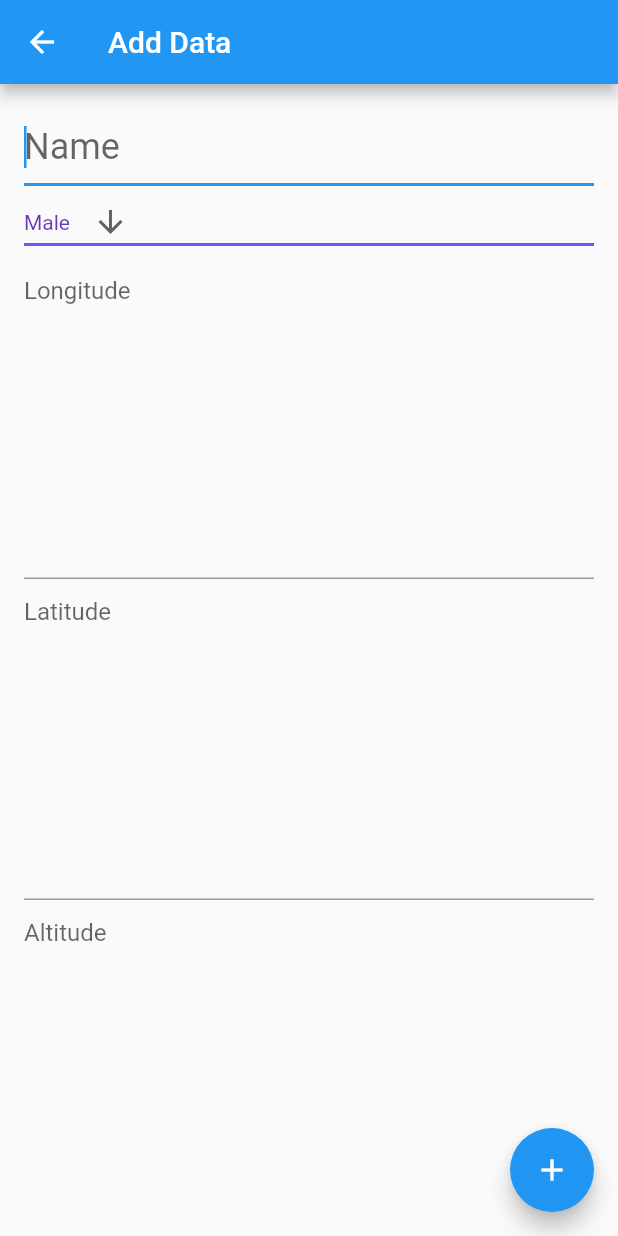
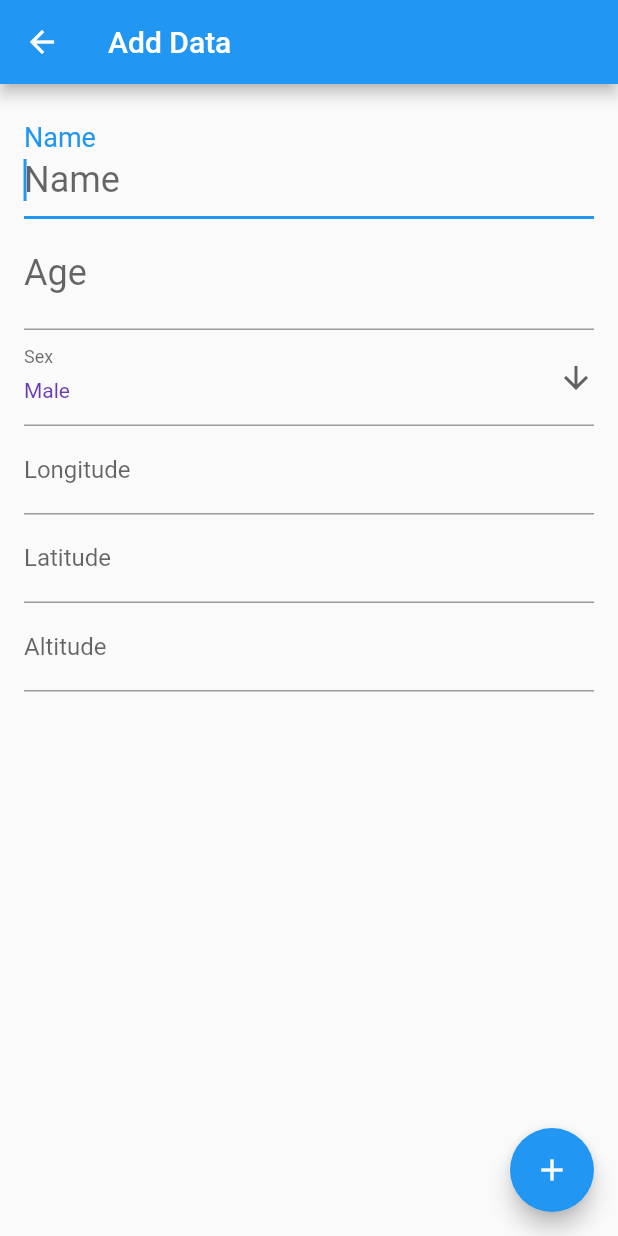
Before and after one commit to maelfosso/fr2i-tracer, a Flutter app: the AddEditDataScreen screen opened by its route, on a phone screen of 412 x 824 dp. Run offline on Flutter 3.47's test engine with Material 2 defaults, Android fonts, the phone set to English and light mode, and no system bars; our stand-ins replace bloc, equatable, flutter_bloc, get_it, sembast.

Commit message:
upload some ui and add_edit form

```diff
--- a/lib/blocs/upload_data/upload_data_bloc.dart
+++ b/lib/blocs/upload_data/upload_data_bloc.dart
@@ -68,7 +68,7 @@ class UploadDataBloc extends Bloc<UploadDataEvent, UploadDataState> {
 
   Future<DataEntity> postData(Data data) async {
     final http.Response response = await http.post(
-      'http://192.168.8.100:3000/api/data',
+      'http://192.168.8.100:4000/api/data',
       headers: <String, String> {
         'Content-Type': 'application/json; charset=UTF-8'
       },
--- a/lib/screens/add_edit_data_screen.dart
+++ b/lib/screens/add_edit_data_screen.dart
@@ -1,5 +1,6 @@
 import 'package:flutter/foundation.dart';
 import 'package:flutter/material.dart';
+import 'package:flutter/services.dart';
 import 'package:flutter_bloc/flutter_bloc.dart';
 import 'package:tracer/blocs/data/data_bloc.dart';
 import 'package:tracer/blocs/data/data_event.dart';
@@ -66,6 +67,7 @@ class _AddEditDataScreenState extends State<AddEditDataScreen> {
                 style: textTheme.headline5,
                 decoration: InputDecoration(
                   hintText: "Name",
+                  labelText: "Name"
                 ),
                 validator: (val) {
                   return val.trim().isEmpty
@@ -74,21 +76,41 @@ class _AddEditDataScreenState extends State<AddEditDataScreen> {
                 },
                 onSaved: (value) => _name = value,
               ),
-              DropdownButton<String>(
+              TextFormField(
+                initialValue: isEditing ? widget.data.age : '',
+                key: ArchSampleKeys.nameField,
+                autofocus: !isEditing,
+                style: textTheme.headline5,
+                keyboardType: TextInputType.number,
+                inputFormatters: <TextInputFormatter>[
+                  WhitelistingTextInputFormatter.digitsOnly,
+                ],
+                decoration: InputDecoration(
+                  hintText: "Age",
+                  labelText: "Age"
+                ),
+                validator: (val) {
+                  return val.trim().isEmpty
+                      ? "Age is empty"
+                      : null;
+                },
+                onSaved: (value) => _age = int.parse(value)
+              ),
+              DropdownButtonFormField<String>(
                 value: "Male",
                 icon: Icon(Icons.arrow_downward),
                 iconSize: 24,
                 elevation: 16,
                 style: TextStyle(color: Colors.deepPurple),
-                underline: Container(
-                  height: 2,
-                  color: Colors.deepPurpleAccent,
-                ),
                 onChanged: (String newValue) {
                   setState(() {
                     _sex = newValue;
                   });
                 },
+                decoration: InputDecoration(
+                  hintText: "Sex",
+                  labelText: "Sex"
+                ),
                 items: <String>['Male', 'Female']
                     .map<DropdownMenuItem<String>>((String value) {
                   return DropdownMenuItem<String>(
@@ -100,30 +122,33 @@ class _AddEditDataScreenState extends State<AddEditDataScreen> {
               TextFormField(
                 initialValue: isEditing ? widget.data.longitude : '',
                 key: ArchSampleKeys.longituteField,
-                maxLines: 10,
                 style: textTheme.subtitle1,
+                keyboardType: TextInputType.numberWithOptions(decimal: true),
                 decoration: InputDecoration(
                   hintText: "Longitude",
+                  labelText: "Longitude"
                 ),
                 onSaved: (value) => _longitude = value,
               ),
               TextFormField(
                 initialValue: isEditing ? widget.data.latitude : '',
                 key: ArchSampleKeys.latitudeField,
-                maxLines: 10,
                 style: textTheme.subtitle1,
+                keyboardType: TextInputType.numberWithOptions(decimal: true),
                 decoration: InputDecoration(
                   hintText: "Latitude",
+                  labelText: "Latitude"
                 ),
                 onSaved: (value) => _latitude = value,
               ),
               TextFormField(
                 initialValue: isEditing ? widget.data.altitude : '',
                 key: ArchSampleKeys.altitudeField,
-                maxLines: 10,
                 style: textTheme.subtitle1,
+                keyboardType: TextInputType.numberWithOptions(decimal: true),
                 decoration: InputDecoration(
                   hintText: "Altitude",
+                  labelText: "Altitude"
                 ),
                 onSaved: (value) => _altitude = value,
               )
--- a/lib/widgets/upload_data_dialog.dart
+++ b/lib/widgets/upload_data_dialog.dart
@@ -22,8 +22,6 @@ class _UploadDataStateDialog extends State<UploadDataDialog> {
   @override
   Widget build(BuildContext context) {
 
-    // return BlocBuilder<UploadDataBloc, UploadDataState>(
-    //   builder: (context, state) {
     return Dialog(
       child: Container(
         height: 150,
@@ -78,15 +76,9 @@ class _UploadDataStateDialog extends State<UploadDataDialog> {
                     mainAxisAlignment: MainAxisAlignment.end,
                     children: [
                       FlatButton(
-                        child: Text("CANCEL"),
+                        child: Text("OK"),
                         onPressed: () {
                           Navigator.pop(context);
-                        },
-                      ),
-                      FlatButton(
-                        child: Text("OK"),
-                        onPressed: () {
-
                         },
                       )
                     ],
```
